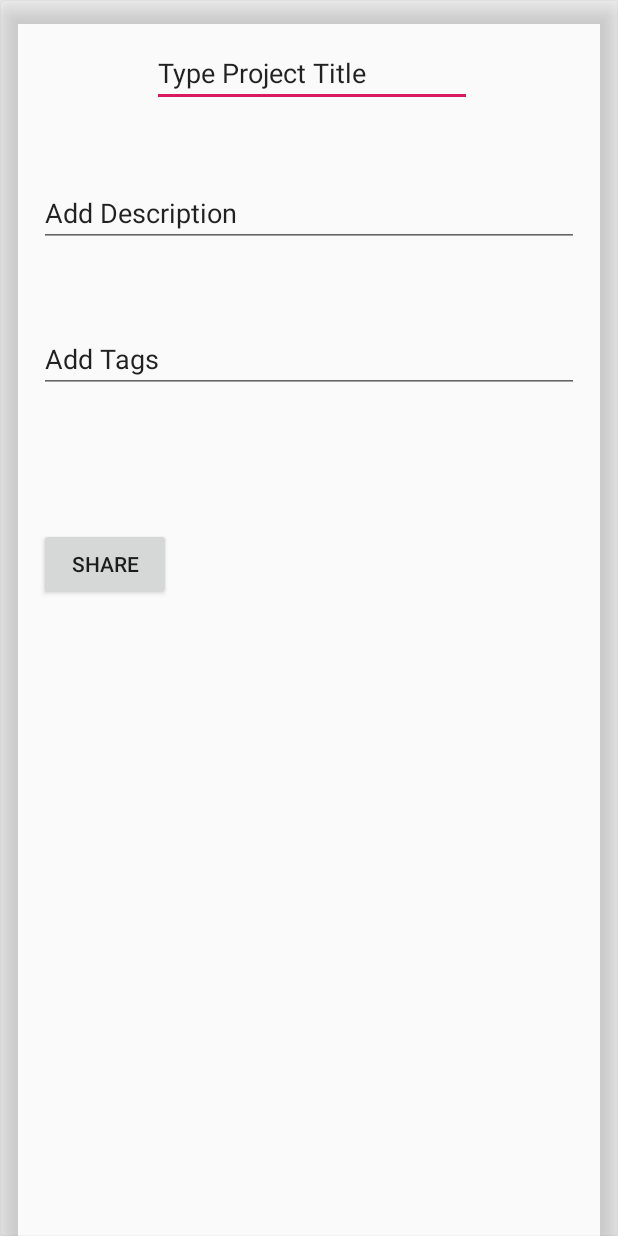
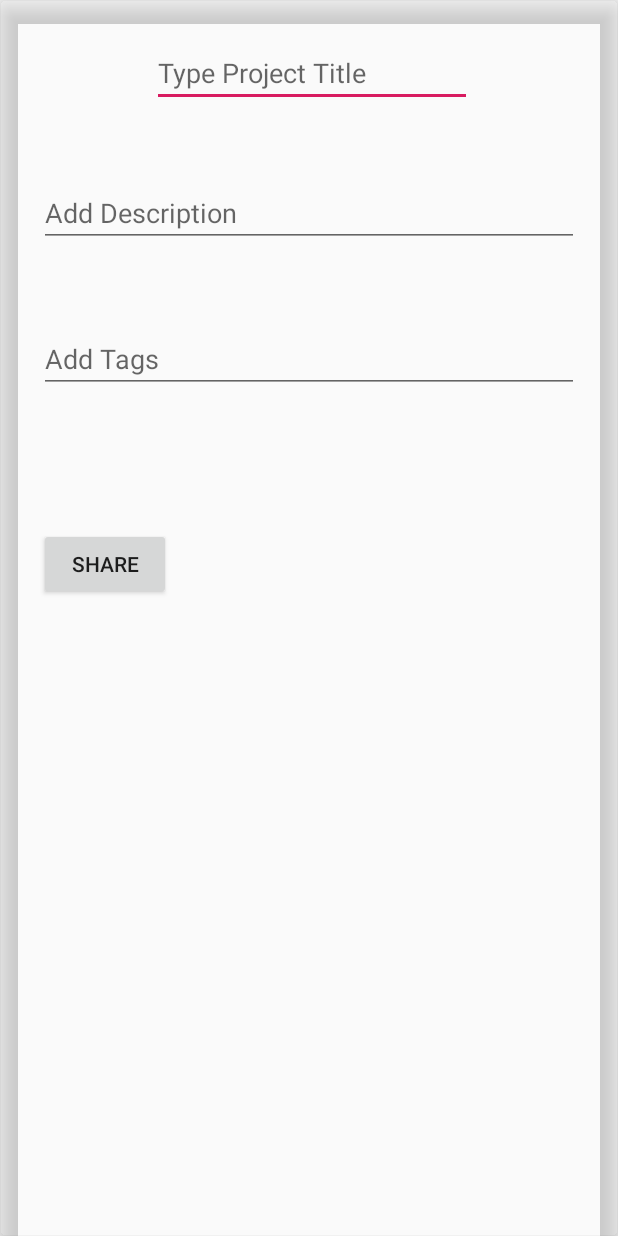
Before and after one commit to Lelemonanade/Mobile-App-Development-2018, an Android app: the AddDescription screen opened directly, with no data from a screen before it, on a phone screen of 412 x 824 dp. Run offline under Robolectric (Android 15) with nearby library versions, the phone set to English and light mode, and no system bars.

Commit message:
hints for addDescription

```diff
--- a/Android_App_corrected/app/src/main/res/layout/activity_adddescription.xml
+++ b/Android_App_corrected/app/src/main/res/layout/activity_adddescription.xml
@@ -39,7 +39,7 @@
                 android:layout_toRightOf="@+id/imageView6"
                 android:ems="10"
                 android:inputType="textMultiLine"
-                android:text="@string/type_project_title" />
+                android:hint="Type Project Title"/>
 
             <EditText
                 android:id="@+id/projectDescription"
@@ -51,7 +51,7 @@
                 android:layout_marginTop="48dp"
                 android:ems="10"
                 android:inputType="textMultiLine"
-                android:text="@string/add_description" />
+                android:hint="Add Description"/>
 
             <EditText
                 android:id="@+id/projectTags"
@@ -63,7 +63,7 @@
                 android:layout_marginTop="52dp"
                 android:ems="10"
                 android:inputType="textMultiLine"
-                android:text="@string/add_tags" />
+                android:hint="Add Tags"/>
 
             <Button
                 android:id="@+id/buttonShare"
```
